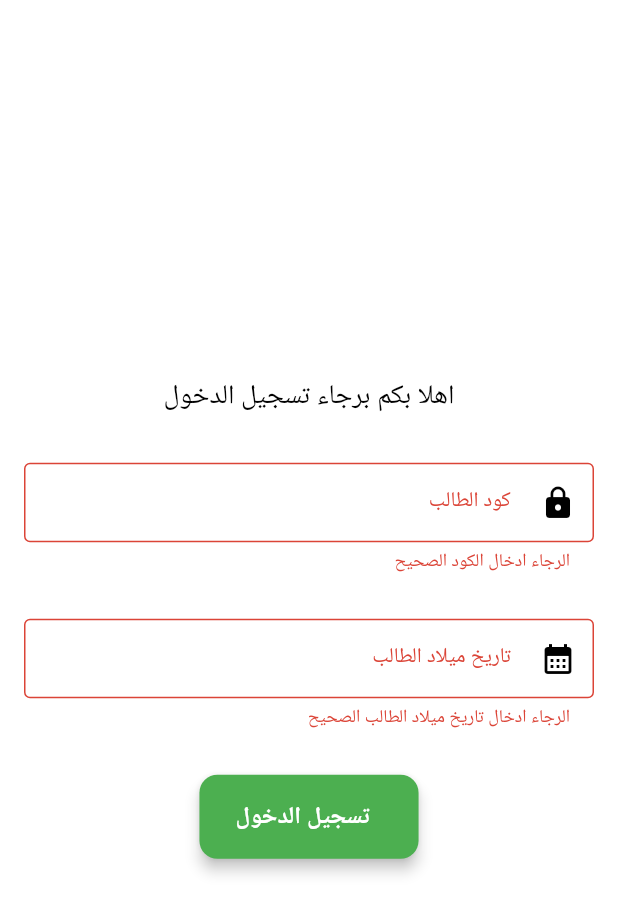
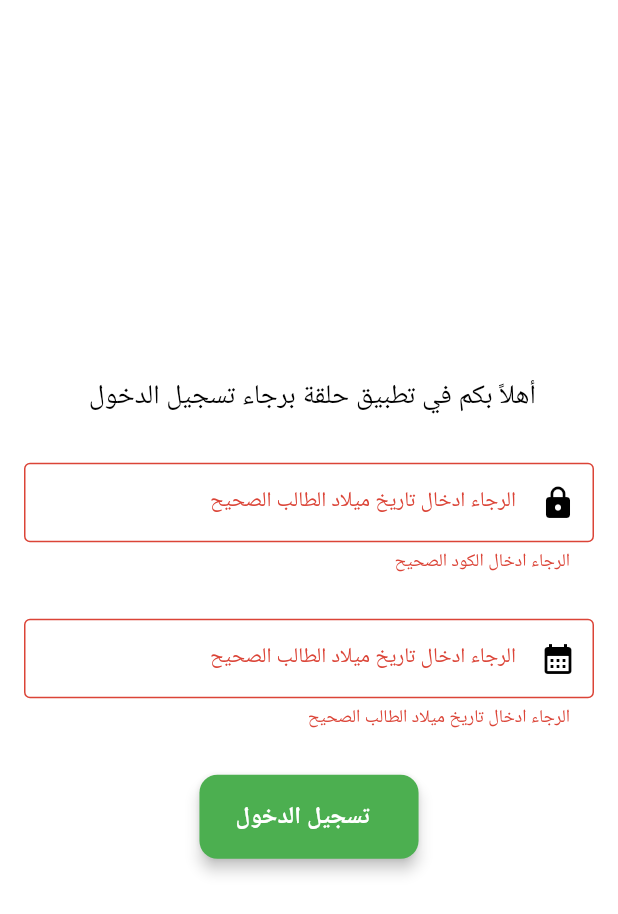
Before and after one commit to Bahaaib/Halaka, a Flutter app: the screen it shows after launch, after a tap on "تسجيل الدخول", on a phone screen of 412 x 824 dp. Shown: the top 914 px of the screen. Run offline on Flutter 3.47's test engine with Material 3 defaults, Android fonts, the phone set to English and light mode, and no system bars; our stand-ins replace auto_route, dio, firebase_core, flutter_bloc, freezed_annotation, get_it and 1 more; accounts and stored records are empty.

Commit message:
added all texts in String's file

```diff
--- a/lib/presentation/dummy/pages/home_page.dart
+++ b/lib/presentation/dummy/pages/home_page.dart
@@ -6,7 +6,7 @@ import 'package:halaka/routing/main_router.gr.dart';
 import 'package:halaka/widgets/custom_elevated_button.dart';
 import 'package:halaka/widgets/custom_text_form_field.dart';
 import 'package:intl/intl.dart';
-import 'halaka_screen.dart';
+import '../../../resources/strings.dart';
 import 'home_page_cubit/home_page_cubit.dart';
 import 'home_page_cubit/home_page_state.dart';
 
@@ -41,7 +41,6 @@ class _HomePageState extends State<HomePage> {
             listener: (context, state) {
               if (state is HomePageSuccessState) {
                 context.router.push(const HalakaRoute());
-
               } else if (state is HomePageErrorState) {
                 ScaffoldMessenger.of(context).showSnackBar(
                   SnackBar(
@@ -57,8 +56,10 @@ class _HomePageState extends State<HomePage> {
                 child: Column(
                   mainAxisAlignment: MainAxisAlignment.center,
                   children: [
-                    const Text('اهلا بكم برجاء تسجيل الدخول',
-                        style: TextStyle(fontSize: 18.0)),
+                    const Text(
+                      CodeStrings.welcomeText,
+                      style: TextStyle(fontSize: 18.0),
+                    ),
                     const SizedBox(height: 30.0),
                     CustomTextFormField(
                       controller: _codeController,
@@ -67,23 +68,23 @@ class _HomePageState extends State<HomePage> {
                       prefixIcon: Icons.lock,
                       validator: (value) {
                         if (value == null || value.isEmpty) {
-                          return 'الرجاء ادخال الكود الصحيح';
+                          return CodeStrings.codeError;
                         }
                         return null;
                       },
-                      labelText: ' كود الطالب',
+                      labelText: CodeStrings.codeLabel,
                     ),
                     const SizedBox(height: 30.0),
                     InkWell(
                       child: AbsorbPointer(
                         child: CustomTextFormField(
-                          labelText: ' تاريخ ميلاد الطالب',
+                          labelText: CodeStrings.birthDateLabel,
                           prefixIcon: Icons.calendar_month,
                           controller: _birthdayController,
                           keyboardType: TextInputType.datetime,
                           validator: (value) {
                             if (value == null || value.isEmpty) {
-                              return 'الرجاء ادخال تاريخ ميلاد الطالب الصحيح';
+                              return CodeStrings.birthDateError;
                             }
                             return null;
                           },
@@ -109,10 +110,11 @@ class _HomePageState extends State<HomePage> {
                     ),
                     const SizedBox(height: 30.0),
                     CustomElevatedButton(
-                      label: 'تسجيل الدخول',
+                      label: CodeStrings.loginButtonText,
                       onPressed: () {
                         if (_formKey.currentState!.validate()) {
-                          context.read<HomePageCubit>().getStudent( _codeController.text, _birthdayController.text);
+                          context.read<HomePageCubit>().getStudent(
+                              _codeController.text, _birthdayController.text);
                         }
                       },
                       backgroundColor: Colors.green,
--- a/lib/presentation/dummy/pages/home_page_cubit/home_page_cubit.dart
+++ b/lib/presentation/dummy/pages/home_page_cubit/home_page_cubit.dart
@@ -1,4 +1,5 @@
 import 'package:flutter_bloc/flutter_bloc.dart';
+import 'package:halaka/resources/strings.dart';
 import 'home_page_state.dart';
 
 class HomePageCubit extends Cubit<HomePageState> {
@@ -9,6 +10,6 @@ class HomePageCubit extends Cubit<HomePageState> {
 
     emit(HomePageSuccessState());
 
-    //emit(HomePageErrorState(message: ('يجب ملئ الحقول بطريقه صحيحه')));
+    emit(HomePageErrorState(message: CodeStrings.errorMessage));
   }
 }
--- a/lib/resources/strings.dart
+++ b/lib/resources/strings.dart
@@ -13,7 +13,16 @@ class CodeStrings {
   ///  Add your API configs here ...
   static const String baseApi = 'http://54.209.72.235:9595';
   static const String registerApi = baseApi + '/register';
-  static const String uploadPersonalPhotoApi = baseApi + '/upload-personal-photo';
+  static const String uploadPersonalPhotoApi =
+      baseApi + '/upload-personal-photo';
   static const String tokenKey = '';
   static const String tokenValue = '';
+  static const String errorMessage = 'برجاء ملىء الحقول بطريقه صحيحه';
+  static const String welcomeText =
+      'أهلاً بكم في تطبيق حلقة برجاء تسجيل الدخول ';
+  static const String loginButtonText = 'تسجيل الدخول';
+  static const String codeError = 'الرجاء ادخال الكود الصحيح';
+  static const String birthDateError = 'الرجاء ادخال تاريخ ميلاد الطالب الصحيح';
+  static const String birthDateLabel = 'الرجاء ادخال تاريخ ميلاد الطالب الصحيح';
+  static const String codeLabel = 'الرجاء ادخال تاريخ ميلاد الطالب الصحيح';
 }
```
